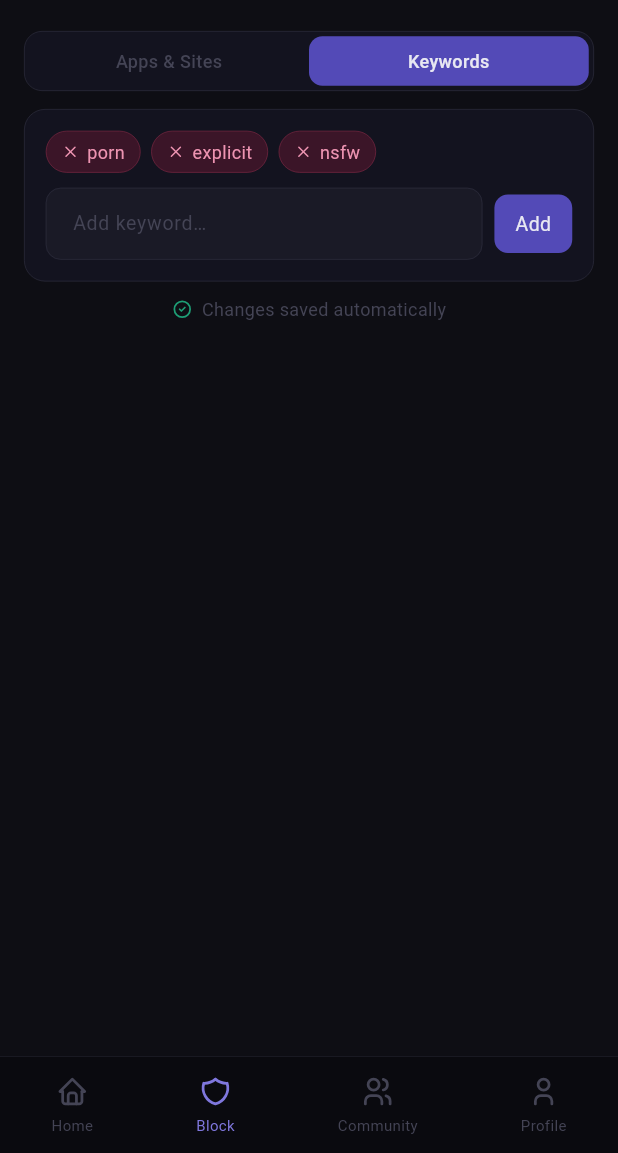
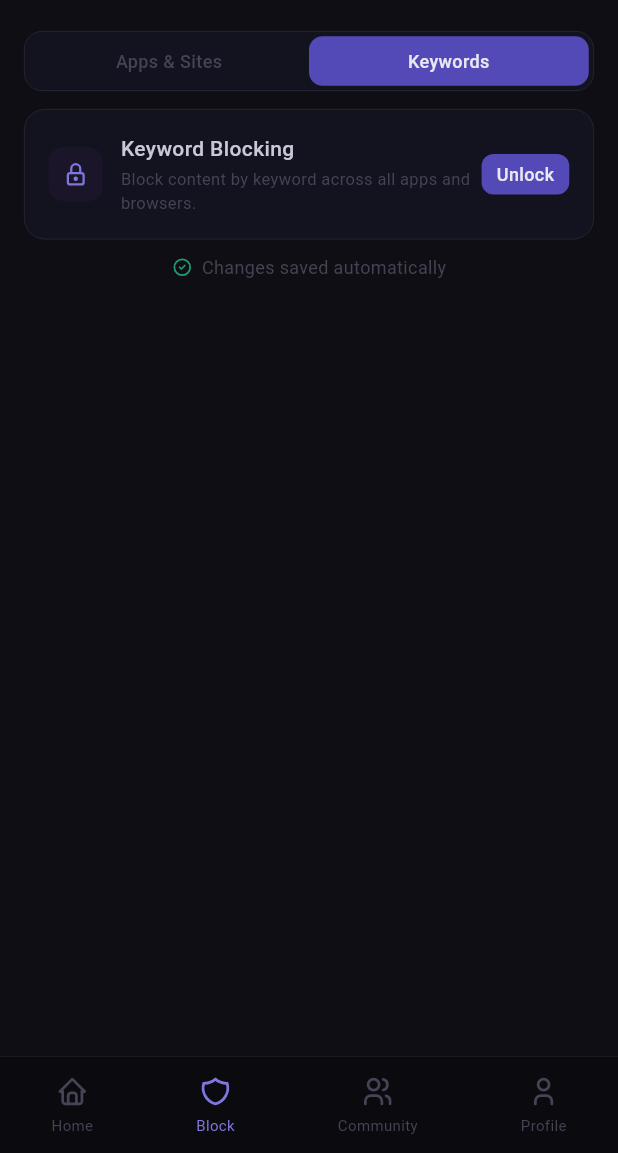
Before and after one commit to DannyOluyole/daniel-s-planner, a Flutter app: the BlockScreen screen opened by its route, after a tap on "Keywords", on a phone screen of 412 x 824 dp, the part 83-1236 px from its top. Run offline on Flutter 3.47's test engine with Material 3 defaults, Android fonts, the phone set to English and light mode, and no system bars; our stand-ins replace cloud_firestore, firebase_auth, firebase_core, flutter_riverpod, flutter_tabler_icons, go_router and 4 more; missing offline and left inert: purchases_flutter; accounts and stored records are empty.

Commit message:
feat: wire PremiumGate around Strict Mode, Keyword Blocking, and Community
- Block screen: Strict Mode tile (index 2) locked behind PremiumGate
- Block screen: Keywords tab content locked behind PremiumGate
- Community screen: entire feed/support/wins body locked behind PremiumGate

https://claude.ai/code/session_0129u8EVXyXnTwquTEZbWWSt

```diff
--- a/clarity/lib/features/block/presentation/screens/block_screen.dart
+++ b/clarity/lib/features/block/presentation/screens/block_screen.dart
@@ -4,6 +4,7 @@ import 'package:flutter_riverpod/flutter_riverpod.dart';
 import 'package:flutter_tabler_icons/flutter_tabler_icons.dart';
 
 import '../../../../core/theme/app_theme.dart';
+import '../../../paywall/presentation/widgets/premium_gate.dart';
 import '../../application/block_settings_notifier.dart';
 import '../../data/block_model.dart';
 
@@ -102,7 +103,10 @@ class _BlockScreenState extends ConsumerState<BlockScreen> {
                           const SizedBox(height: 20),
                         ]
                       : [
-                          _KeywordsPanel(
+                          PremiumGate(
+                            feature: 'Keyword Blocking',
+                            description: 'Block content by keyword across all apps and browsers.',
+                            child: _KeywordsPanel(
                               keywords: settings.keywords,
                               controller: _kwController,
                               onAdd: () {
@@ -114,6 +118,7 @@ class _BlockScreenState extends ConsumerState<BlockScreen> {
                               onRemove: (i) => ref
                                   .read(blockSettingsProvider.notifier)
                                   .removeKeyword(i),
+                            ),
                           ),
                           const SizedBox(height: 10),
                           const _SavedIndicator(),
@@ -350,7 +355,7 @@ class _StrictnessCard extends StatelessWidget {
               final i   = e.key;
               final opt = e.value;
               final sel = i == current;
-              return Expanded(
+              final tile = Expanded(
                 child: GestureDetector(
                   onTap: () => onSelect(i),
                   child: AnimatedContainer(
@@ -392,6 +397,56 @@ class _StrictnessCard extends StatelessWidget {
                   ),
                 ),
               );
+              if (i == 2) {
+                return Expanded(
+                  child: PremiumGate(
+                    feature: 'Strict Mode',
+                    description: 'No override — prevents bypassing blocks entirely.',
+                    child: GestureDetector(
+                      onTap: () => onSelect(i),
+                      child: AnimatedContainer(
+                        duration: const Duration(milliseconds: 200),
+                        margin: const EdgeInsets.only(left: 6),
+                        padding: const EdgeInsets.symmetric(
+                            vertical: 10, horizontal: 6),
+                        decoration: BoxDecoration(
+                          color: sel
+                              ? ClarityColors.purpleTint
+                              : ClarityColors.bgElevated,
+                          borderRadius: BorderRadius.circular(10),
+                          border: Border.all(
+                            color: sel
+                                ? ClarityColors.purple
+                                : ClarityColors.border,
+                            width: 0.5,
+                          ),
+                        ),
+                        child: Column(
+                          children: [
+                            Icon(opt.icon,
+                                size: 20,
+                                color: sel
+                                    ? ClarityColors.purpleLight
+                                    : ClarityColors.textDisabled),
+                            const SizedBox(height: 5),
+                            Text(
+                              opt.label,
+                              textAlign: TextAlign.center,
+                              style: TextStyle(
+                                fontSize: 10,
+                                color: sel
+                                    ? ClarityColors.purplePale
+                                    : ClarityColors.textDisabled,
+                              ),
+                            ),
+                          ],
+                        ),
+                      ),
+                    ),
+                  ),
+                );
+              }
+              return tile;
             }).toList(),
           ),
         ],
--- a/clarity/lib/features/community/presentation/screens/community_screen.dart
+++ b/clarity/lib/features/community/presentation/screens/community_screen.dart
@@ -1,17 +1,19 @@
 // lib/features/community/presentation/screens/community_screen.dart
 import 'package:flutter/material.dart';
+import 'package:flutter_riverpod/flutter_riverpod.dart';
 import 'package:flutter_tabler_icons/flutter_tabler_icons.dart';
 
 import '../../../../core/theme/app_theme.dart';
+import '../../../paywall/presentation/widgets/premium_gate.dart';
 
-class CommunityScreen extends StatefulWidget {
+class CommunityScreen extends ConsumerStatefulWidget {
   const CommunityScreen({super.key});
 
   @override
-  State<CommunityScreen> createState() => _CommunityScreenState();
+  ConsumerState<CommunityScreen> createState() => _CommunityScreenState();
 }
 
-class _CommunityScreenState extends State<CommunityScreen> {
+class _CommunityScreenState extends ConsumerState<CommunityScreen> {
   int _tab = 0;
   int _mood = -1;
 
@@ -53,11 +55,15 @@ class _CommunityScreenState extends State<CommunityScreen> {
 
             // ── Body ──
             Expanded(
-              child: _tab == 0
-                  ? _FeedTab(mood: _mood, onMoodSelect: (m) => setState(() => _mood = m))
-                  : _tab == 1
-                      ? const _SupportTab()
-                      : const _WinsTab(),
+              child: PremiumGate(
+                feature: 'Community',
+                description: 'Connect with others, share wins, and get support.',
+                child: _tab == 0
+                    ? _FeedTab(mood: _mood, onMoodSelect: (m) => setState(() => _mood = m))
+                    : _tab == 1
+                        ? const _SupportTab()
+                        : const _WinsTab(),
+              ),
             ),
           ],
         ),
```
Lines whose indentation alone changed are shown as unchanged.
